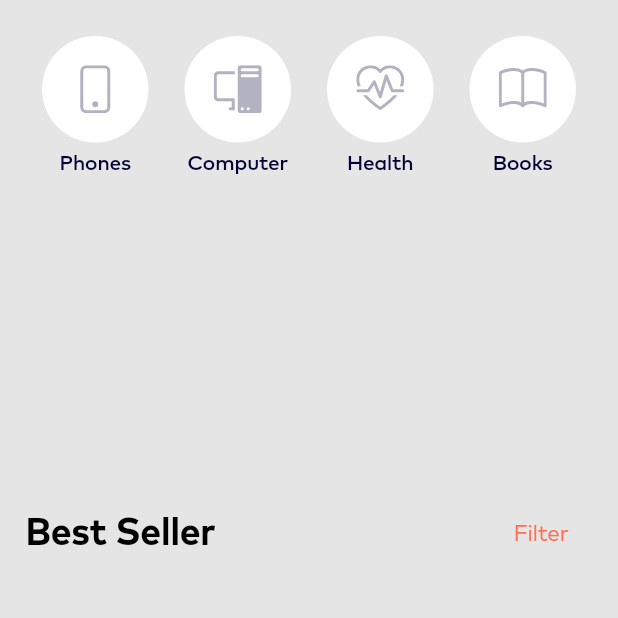
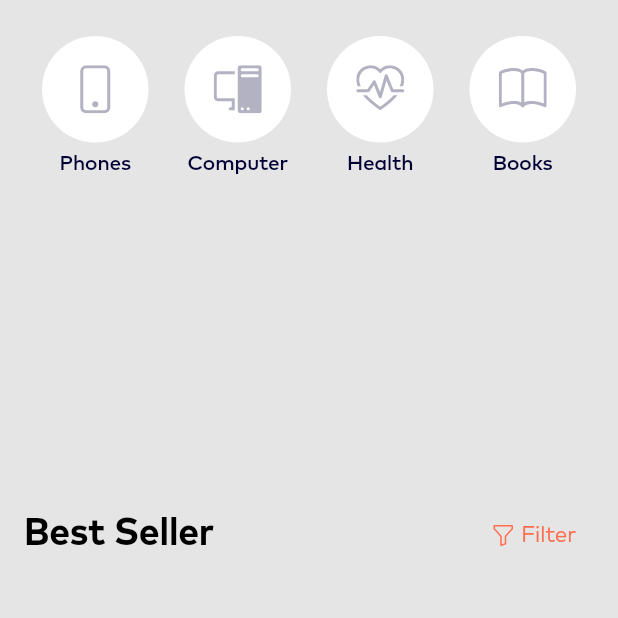
Before and after one commit to devmaslove/ecommerce_test, a Flutter app: the MainPageLoaded screen opened directly with empty values, on a phone screen of 412 x 824 dp, the top half of it. Run offline on Flutter 3.47's test engine with Material 2 defaults, Android fonts, the phone set to English and light mode, and no system bars; our stand-ins replace badges, bootstrap_icons, card_swiper, dio, equatable, flutter_bloc and 2 more; network calls fail; project files that could hold a hidden picture were left out.

Commit message:
Поправил виджет загловка, добавил иконку в кнопку фильтрации

```diff
--- a/lib/ui/pages/main/main_page_loaded.dart
+++ b/lib/ui/pages/main/main_page_loaded.dart
@@ -1,3 +1,4 @@
+import 'package:bootstrap_icons/bootstrap_icons.dart';
 import 'package:ecommerce_test/ui/pages/details/details_page.dart';
 import 'package:ecommerce_test/ui/pages/main/bloc/main_bloc.dart';
 import 'package:ecommerce_test/ui/pages/main/filter_options_bottom_sheet.dart';
@@ -68,10 +69,14 @@ class MainPageLoaded extends StatelessWidget {
               ),
             ),
             const SizedBox(height: 12),
-            ListTitleWidget(
-              title: 'Best Seller',
-              buttonText: 'Filter',
-              onPressed: () => showFilterOptionsBottomSheet(context),
+            Padding(
+              padding: const EdgeInsets.symmetric(horizontal: 16),
+              child: ListTitleWidget(
+                title: 'Best Seller',
+                buttonText: 'Filter',
+                buttonIcon: BootstrapIcons.funnel,
+                onPressed: () => showFilterOptionsBottomSheet(context),
+              ),
             ),
             const SizedBox(height: 12),
             ListBestSellersWidget(
--- a/lib/ui/pages/main/widgets/list_title_widget.dart
+++ b/lib/ui/pages/main/widgets/list_title_widget.dart
@@ -5,12 +5,14 @@ import 'package:flutter/material.dart';
 class ListTitleWidget extends StatelessWidget {
   final String title;
   final String? buttonText;
+  final IconData? buttonIcon;
   final VoidCallback? onPressed;
 
   const ListTitleWidget({
     super.key,
     required this.title,
     this.buttonText,
+    this.buttonIcon,
     this.onPressed,
   });
 
@@ -19,7 +21,6 @@ class ListTitleWidget extends StatelessWidget {
     return Row(
       mainAxisAlignment: MainAxisAlignment.center,
       children: [
-        const SizedBox(width: 17),
         Text(
           title,
           style: const AppTextStyle().copyWith(
@@ -28,24 +29,38 @@ class ListTitleWidget extends StatelessWidget {
           ),
         ),
         const Spacer(),
-        if (buttonText != null)
+        if (buttonText != null || buttonIcon != null)
           TextButton(
             onPressed: onPressed,
             style: TextButton.styleFrom(
               padding: const EdgeInsets.symmetric(
-                horizontal: 16,
+                horizontal: 12,
               ),
             ),
-            child: Text(
+            child: Row(
+              mainAxisSize: MainAxisSize.min,
+              children: [
+                if (buttonIcon != null)
+                  Icon(
+                    buttonIcon,
+                    size: 16,
+                    color: AppColors.accent,
+                  ),
+                if (buttonIcon != null && buttonText != null)
+                  const SizedBox(width: 4),
+                if (buttonText != null)
+                  Text(
                     buttonText!,
                     style: const AppTextStyle().copyWith(
                       fontSize: 15,
+                      height: 16 / 15,
                       fontWeight: FontWeight.w400,
                       color: AppColors.accent,
                     ),
                   ),
+              ],
             ),
-        const SizedBox(width: 17),
+          ),
       ],
     );
   }
```
Lines whose indentation alone changed are shown as unchanged.
